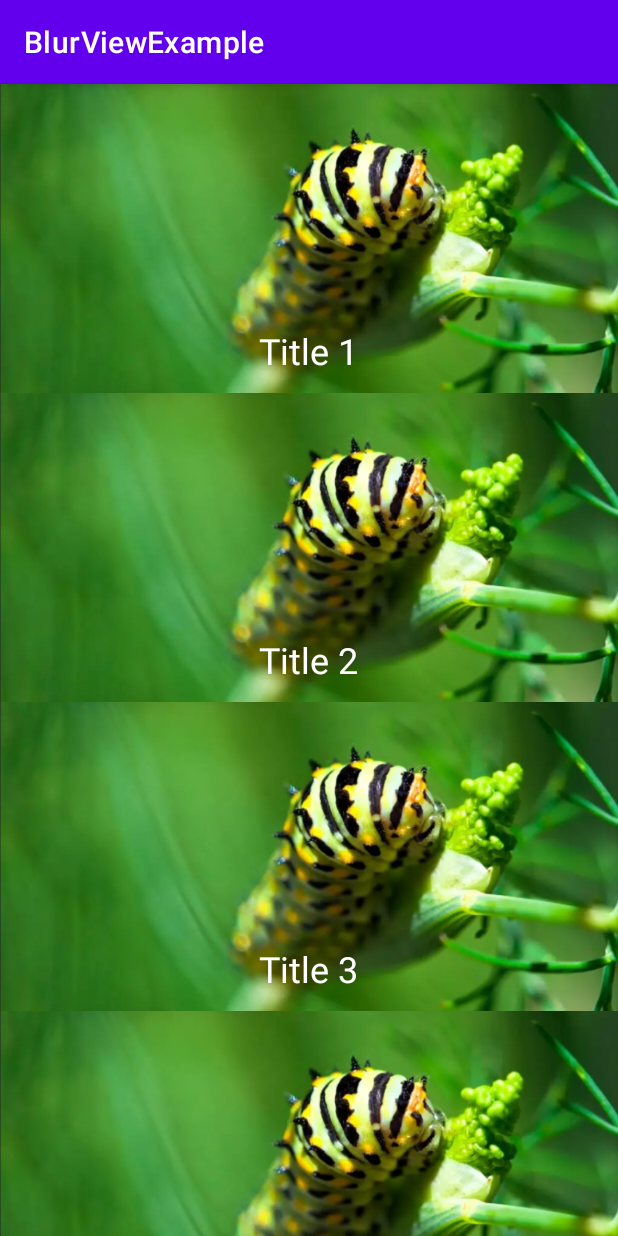
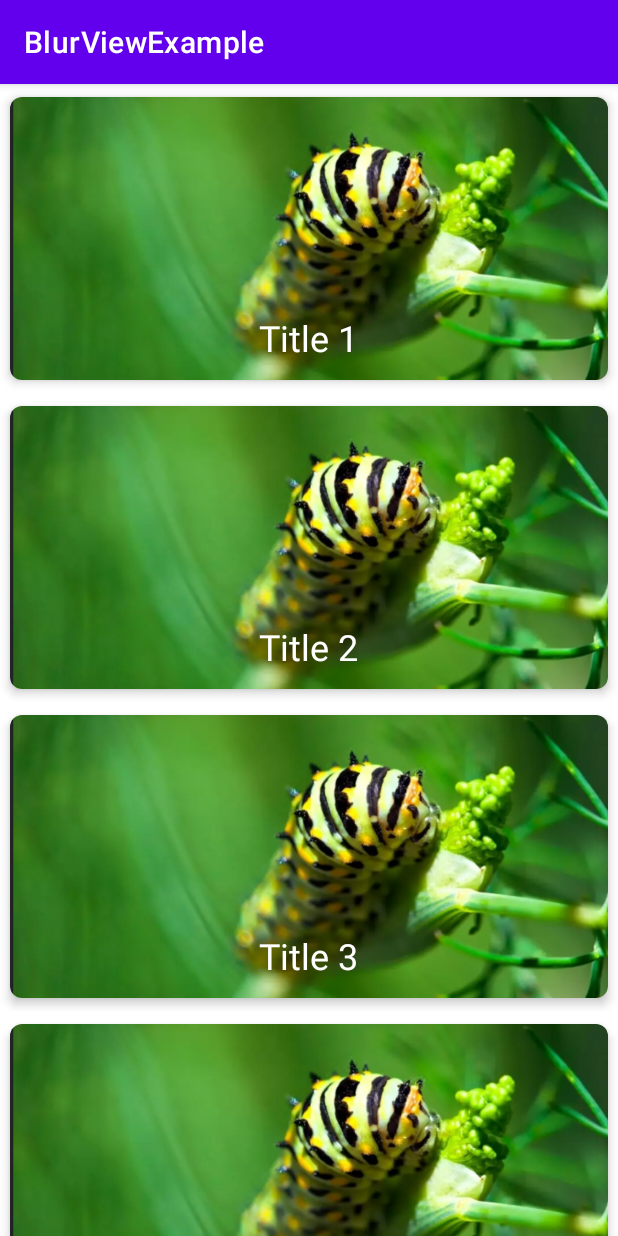
Before and after one commit to yusufonderd/BlurViewExample, an Android app: the screen it shows after launch (MainActivity), on a phone screen of 412 x 824 dp. Run offline under Robolectric (Android 15) with nearby library versions, the phone set to English and light mode, and no system bars; libraries missing offline, so code that uses them is left out: eightbitlab.com.blurview; plain views replace BlurView; 1 statement that could not run was skipped.

Commit message:
added card view

```diff
--- a/app/src/main/res/layout/item_photo.xml
+++ b/app/src/main/res/layout/item_photo.xml
@@ -2,25 +2,37 @@
 <androidx.constraintlayout.widget.ConstraintLayout xmlns:android="http://schemas.android.com/apk/res/android"
   xmlns:app="http://schemas.android.com/apk/res-auto"
   xmlns:tools="http://schemas.android.com/tools"
+  android:id="@+id/clRoot"
   android:layout_width="match_parent"
-    android:id="@+id/clRoot"
   android:layout_height="wrap_content">
+
+  <androidx.cardview.widget.CardView
+    android:layout_width="wrap_content"
+    android:layout_height="0dp"
+    app:cardCornerRadius="@dimen/item_photo_card_view_corner_radius"
+    app:cardElevation="@dimen/item_photo_card_view_elevation"
+    app:cardUseCompatPadding="true"
+    app:layout_constraintBottom_toBottomOf="parent"
+    app:layout_constraintDimensionRatio="H,10:5"
+    app:layout_constraintEnd_toEndOf="parent"
+    app:layout_constraintStart_toStartOf="parent"
+    app:layout_constraintTop_toTopOf="parent">
+
+    <androidx.constraintlayout.widget.ConstraintLayout
+      android:layout_width="match_parent"
+      android:layout_height="wrap_content">
+
 
       <ImageView
         android:id="@+id/ivBackground"
         android:layout_width="match_parent"
-        android:layout_height="0dp"
+        android:layout_height="match_parent"
         android:scaleType="centerCrop"
-        app:layout_constraintBottom_toBottomOf="parent"
-        app:layout_constraintDimensionRatio="H,10:5"
-        app:layout_constraintEnd_toEndOf="parent"
-        app:layout_constraintStart_toStartOf="parent"
-        app:layout_constraintTop_toTopOf="parent"
         app:srcCompat="@drawable/img_item_background" />
 
       <eightbitlab.com.blurview.BlurView
         android:id="@+id/blurView"
-        android:layout_width="match_parent"
+        android:layout_width="0dp"
         android:layout_height="@dimen/item_photo_blur_view_height"
         android:layout_marginHorizontal="@dimen/item_photo_blur_view_margin_horizontal"
         android:layout_marginBottom="@dimen/item_photo_blur_view_margin_bottom"
@@ -36,8 +48,13 @@
           android:layout_height="wrap_content"
           android:layout_gravity="center"
           android:textAppearance="@style/TextAppearance.AppCompat.Headline"
-            android:textColor="@color/white"
-         />
+          android:textColor="@color/white" />
 
       </eightbitlab.com.blurview.BlurView>
+
+
     </androidx.constraintlayout.widget.ConstraintLayout>
+
+  </androidx.cardview.widget.CardView>
+
+</androidx.constraintlayout.widget.ConstraintLayout>
--- a/app/src/main/res/values/dimens.xml
+++ b/app/src/main/res/values/dimens.xml
@@ -4,5 +4,7 @@
     <dimen name="item_photo_blur_view_height">40dp</dimen>
     <dimen name="item_photo_blur_view_margin_horizontal">8dp</dimen>
     <dimen name="item_photo_blur_view_margin_bottom">8dp</dimen>
+    <dimen name="item_photo_card_view_corner_radius">8dp</dimen>
+    <dimen name="item_photo_card_view_elevation">4dp</dimen>
 
 </resources>
```
Lines whose indentation alone changed are shown as unchanged.
